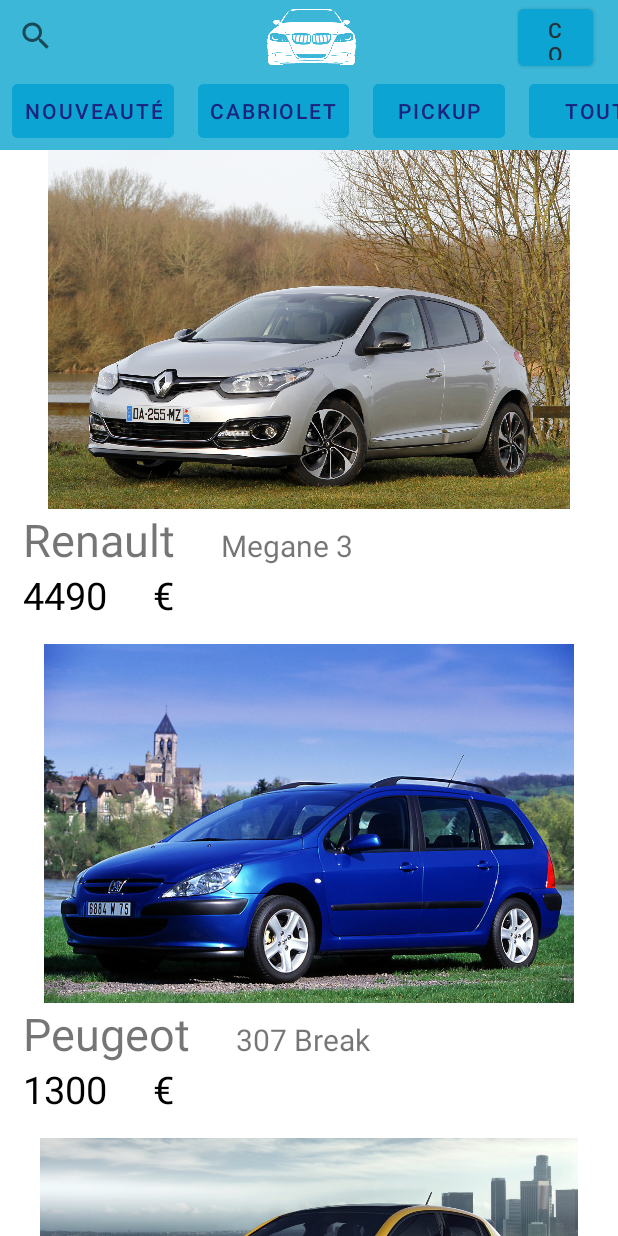
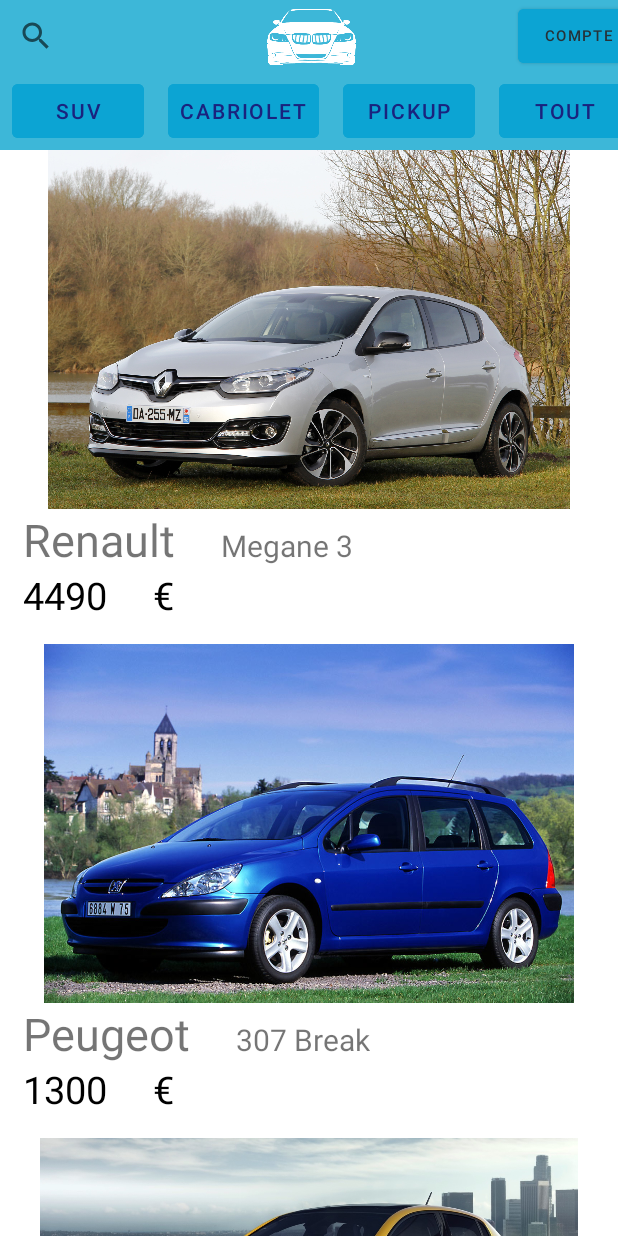
Before and after one commit to Maxowy27/Cars-Project-Android, an Android app: the NouveauteActivity screen opened directly, with no data from a screen before it, on a phone screen of 412 x 824 dp. Run offline under Robolectric (Android 15) with nearby library versions, the phone set to English and light mode, and no system bars.

Commit message:
0 warnings + fix problemes

```diff
--- a/app/src/main/res/layout/activity_account.xml
+++ b/app/src/main/res/layout/activity_account.xml
@@ -13,12 +13,14 @@
 
         <Button
             android:id="@+id/return_button"
-            android:layout_width="50dp"
+            android:layout_width="75dp"
             android:layout_height="wrap_content"
             android:layout_marginHorizontal="8dp"
             android:backgroundTint="#0CA4D3"
             android:text="@string/back"
-            android:textColor="#263238" />
+            android:textColor="#263238"
+            android:textSize="10sp"
+            tools:ignore="SmallSp,TextSizeCheck" />
 
     </LinearLayout>
 
--- a/app/src/main/res/layout/activity_all.xml
+++ b/app/src/main/res/layout/activity_all.xml
@@ -37,13 +37,15 @@
 
             <Button
                 android:id="@+id/account_button"
-                android:layout_width="50dp"
+                android:layout_width="80dp"
                 android:layout_height="wrap_content"
                 android:layout_marginStart="100dp"
                 android:backgroundTint="#0CA4D3"
                 android:text="@string/compte"
+                android:textSize="10sp"
 
-                android:textColor="#263238" />
+                android:textColor="#263238"
+                tools:ignore="SmallSp,VisualLintBounds" />
 
         </LinearLayout>
 
--- a/app/src/main/res/layout/activity_cabriolet.xml
+++ b/app/src/main/res/layout/activity_cabriolet.xml
@@ -36,13 +36,15 @@
 
             <Button
                 android:id="@+id/account_button"
-                android:layout_width="50dp"
+                android:layout_width="80dp"
                 android:layout_height="wrap_content"
                 android:layout_marginStart="100dp"
                 android:backgroundTint="#0CA4D3"
                 android:text="@string/compte"
+                android:textSize="10sp"
 
-                android:textColor="#263238" />
+                android:textColor="#263238"
+                tools:ignore="SmallSp,VisualLintBounds" />
 
         </LinearLayout>
 
--- a/app/src/main/res/layout/activity_login.xml
+++ b/app/src/main/res/layout/activity_login.xml
@@ -32,7 +32,7 @@
         android:backgroundTint="#0CA4D3"
         android:text="@string/connexion"
 
-        />
+        android:textColor="#4E342E" />
 
 
 
--- a/app/src/main/res/layout/activity_nouveaute.xml
+++ b/app/src/main/res/layout/activity_nouveaute.xml
@@ -36,12 +36,15 @@
 
             <Button
                 android:id="@+id/account_button"
-                android:layout_width="50dp"
+                android:layout_width="80dp"
                 android:layout_height="wrap_content"
                 android:layout_marginStart="100dp"
                 android:backgroundTint="#0CA4D3"
                 android:text="@string/compte"
-                android:textColor="#263238" />
+                android:textSize="10sp"
+
+                android:textColor="#263238"
+                tools:ignore="SmallSp,VisualLintBounds" />
         </LinearLayout>
 
         <HorizontalScrollView
@@ -61,7 +64,7 @@
                     android:layout_height="wrap_content"
                     android:layout_marginHorizontal="8dp"
                     android:backgroundTint="#0CA4D3"
-                    android:text="@string/nouveaute"
+                    android:text="@string/suv"
                     android:textColor="#1A237E" />
 
                 <Button
```
Also changed, not shown: app/src/main/res/layout/activity_pickup.xml (+5 -2 lines), app/src/main/res/layout/activity_suv.xml (+5 -2 lines), 20 other files.
